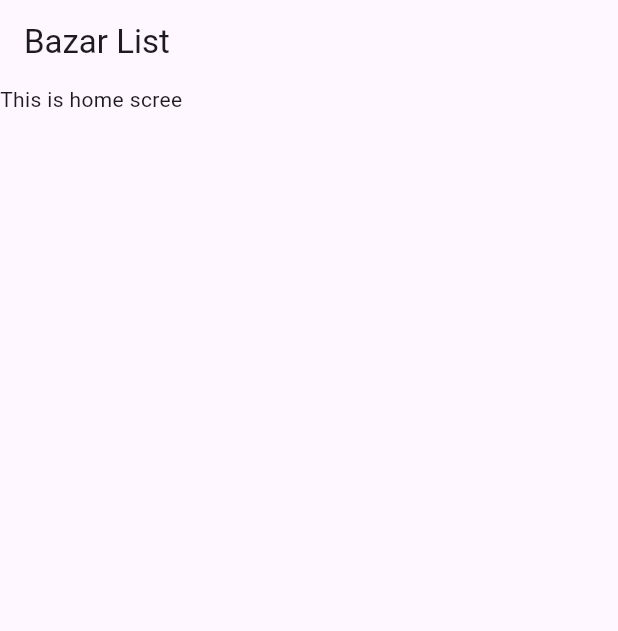
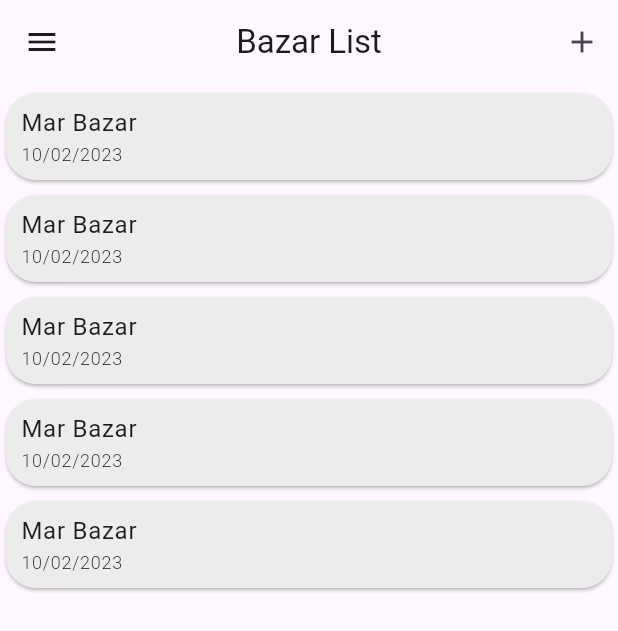
Before and after one commit to devjunayed/flutter-bazar-list, a Flutter app: the screen it shows after launch, on a phone screen of 412 x 824 dp. Shown: the top 631 px of the screen. Run offline on Flutter 3.47's test engine with Material 3 defaults, Android fonts, the phone set to English and light mode, and no system bars; our stand-ins replace sqflite; accounts and stored records are empty.

Commit message:
pushing latest update

```diff
--- a/lib/main.dart
+++ b/lib/main.dart
@@ -1,5 +1,6 @@
 import 'package:bazzar_list/screens/home.dart';
 import 'package:flutter/material.dart';
+import 'package:flutter/services.dart';
 
 void main() {
   runApp(const MyApp());
@@ -10,9 +11,14 @@ class MyApp extends StatelessWidget {
 
   @override
   Widget build(BuildContext context) {
-    return const MaterialApp(
+    SystemChrome.setSystemUIOverlayStyle(
+      const SystemUiOverlayStyle(statusBarColor: Colors.transparent,),
+    );
+    return  MaterialApp(
+
+      debugShowCheckedModeBanner: false,
       title: "Bazar List",
-      home: Home(),
+      home:  Home(),
     );
   }
 }
--- a/lib/screens/home.dart
+++ b/lib/screens/home.dart
@@ -1,3 +1,4 @@
+import 'package:bazzar_list/widgets/single_list.dart';
 import 'package:flutter/material.dart';
 
 class Home extends StatelessWidget {
@@ -6,10 +7,85 @@ class Home extends StatelessWidget {
   @override
   Widget build(BuildContext context) {
     return Scaffold(
-      appBar: AppBar(title: const Text('Bazar List')),
-      body: Container(
-        child: const Text("This is home scree"),
-      )
+      drawer: const AppDrawer(),
+      appBar: AppBar(
+        elevation: 0,
+        centerTitle: true,
+        title: const Text("Bazar List"),
+        actions: [
+          IconButton(
+            onPressed: () {
+              showDialog(
+                  context: context,
+                  builder: (BuildContext context) {
+                    return AlertDialog(
+                      title: Text("You have been hacked, lol just joking"),
+                      actions: <Widget>[
+                        ElevatedButton(
+                          onPressed: () {
+                            Navigator.of(context).pop();
+                          },
+                          child: Text('Cancel'),
+                        ),
+                        ElevatedButton(
+                          onPressed: () {
+                            // Handle the input value
+                            // For example, you can save it to a variable or perform any desired action
+                            Navigator.of(context).pop();
+                          },
+                          child: Text('OK'),
+                        ),
+                      ],
+                    );
+                  });
+            },
+            icon: const Icon(Icons.add),
+          ),
+        ],
+      ),
+      body: Column(
+        children: [
+          Expanded(
+            child: ListView(
+              children: [
+                const SingleList(),
+                const SingleList(),
+                const SingleList(),
+                const SingleList(),
+                const SingleList(),
+              ],
+            ),
+          )
+        ],
+      ),
     );
   }
 }
+
+class AppDrawer extends StatelessWidget {
+  const AppDrawer({
+    super.key,
+  });
+
+  @override
+  Widget build(BuildContext context) {
+    return Drawer(
+      child: ListView(
+        padding: EdgeInsets.zero,
+        children: [
+          const DrawerHeader(
+            decoration: BoxDecoration(color: Colors.blue),
+            child: Text(
+              "Drawer Header",
+              style: TextStyle(color: Colors.white, fontSize: 24),
+            ),
+          ),
+          ListTile(
+            title: const Text("Item 1"),
+            onTap: () {},
+          )
+        ],
+      ),
+    );
+  }
+}
--- /dev/null
+++ b/lib/widgets/single_list.dart
@@ -0,0 +1,32 @@
+import 'package:flutter/material.dart';
+
+class SingleList extends StatelessWidget {
+  const SingleList({super.key});
+
+  @override
+  Widget build(BuildContext context) {
+    return Padding(
+      padding: const EdgeInsets.only(top: 2.0),
+      child: Card(
+        color: const Color.fromARGB(255, 237, 236, 236),
+        shape: RoundedRectangleBorder(
+          borderRadius: BorderRadius.circular(20.0),
+        ),
+        child: const ListTile(
+          contentPadding: EdgeInsets.only(left: 10),
+          title: Column(
+              mainAxisAlignment: MainAxisAlignment.start,
+              crossAxisAlignment: CrossAxisAlignment.start,
+              children: [
+                Text('Mar Bazar', textAlign: TextAlign.left),
+                Text(
+                  '10/02/2023',
+                  textAlign: TextAlign.left,
+                  style: TextStyle(fontWeight: FontWeight.w300, fontSize: 12.0),
+                ),
+              ]),
+        ),
+      ),
+    );
+  }
+}
--- a/pubspec.yaml
+++ b/pubspec.yaml
@@ -32,6 +32,8 @@ dependencies:
   flutter:
     sdk: flutter
   flutter_launcher_icons: ^0.13.1
+  sqflite: ^2.0.0
+  path_provider: ^2.0.15
 
 dev_dependencies:
   # The "flutter_lints" package below contains a set of recommended lints to
@@ -55,6 +57,7 @@ flutter:
   # To add assets to your application, add an assets section, like this:
   assets:
     - assets/images/logo.png
+    - assets/images/avatar.jpeg
     # - images/a_dot_burr.jpeg
     # - images/a_dot_ham.jpeg
   # An image asset can refer to one or more resolution-specific "variants", see
```
Also changed, not shown: lib/helper/helper.dart (added, +41 -0 lines), assets/images/avatar.jpeg (added), pubspec.lock.
